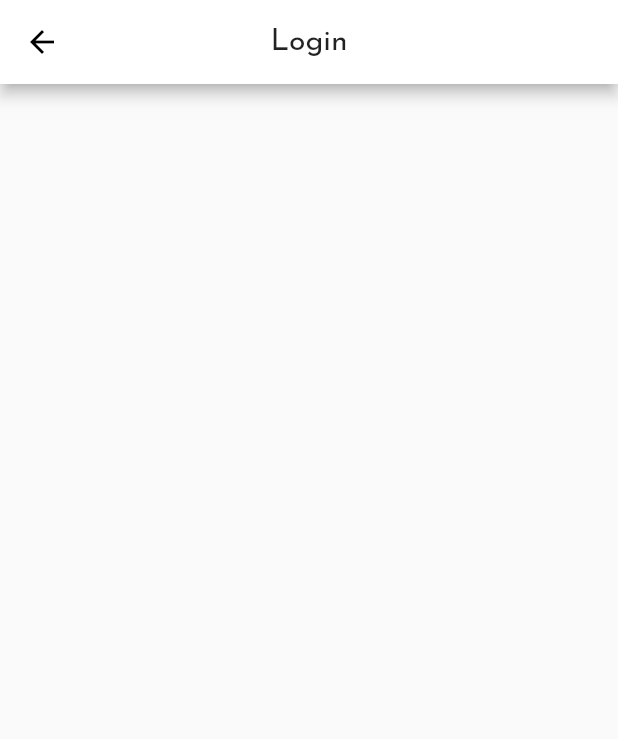
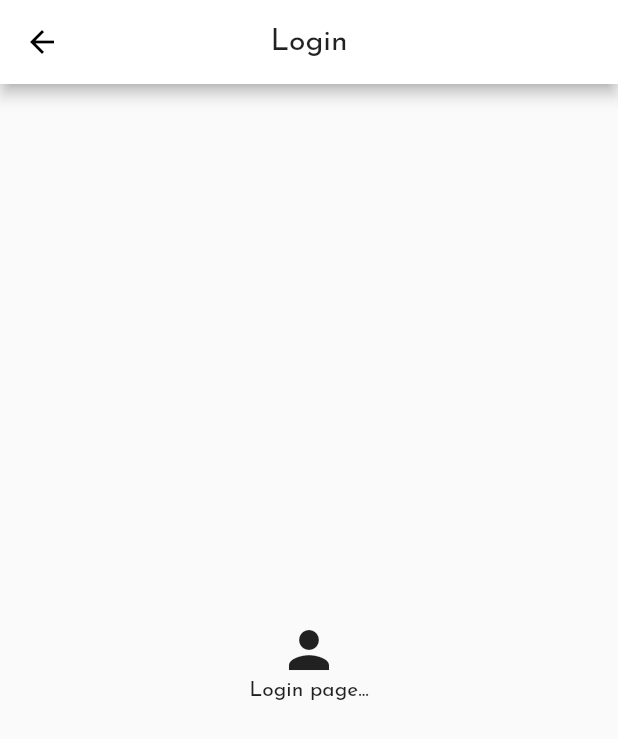
Before and after one commit to rinald/cafeteria, a Flutter app: the screen it shows after launch, after a tap on "Login", on a phone screen of 412 x 824 dp. Shown: the top 739 px of the screen. Run offline on Flutter 3.47's test engine with Material 2 defaults, Android fonts, the light colour scheme and no system bars; our stand-ins replace outline_material_icons.

```diff
--- a/lib/screens/home_screen.dart
+++ b/lib/screens/home_screen.dart
@@ -58,7 +58,10 @@ class HomeView extends StatelessWidget {
           mainAxisAlignment: MainAxisAlignment.center,
           children: <Widget>[
             RaisedButton(
-              padding: EdgeInsets.all(5),
+              padding: EdgeInsets.symmetric(
+                vertical: 5,
+                horizontal: 20,
+              ),
               child: Row(
                 children: <Widget>[
                   Icon(OMIcons.personOutline),
--- a/lib/screens/login_screen.dart
+++ b/lib/screens/login_screen.dart
@@ -8,7 +8,18 @@ class LoginScreen extends StatelessWidget {
         centerTitle: true,
         title: Text('Login'),
       ),
-      body: Container(),
+      body: Center(
+        child: Column(
+          mainAxisAlignment: MainAxisAlignment.center,
+          children: <Widget>[
+            Icon(
+              Icons.person,
+              size: 40,
+            ),
+            Text('Login page...')
+          ],
+        ),
+      ),
     );
   }
 }
```
Also changed, not shown: pubspec.yaml (+18 -24 lines), pubspec.lock, 2 other files.
